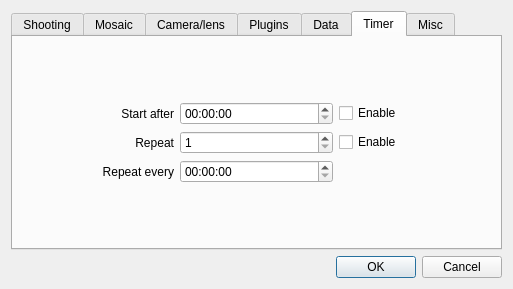
Qt form papywizard/view/ui/configDialog.ui (bingostar89/Papywizard) before a commit.
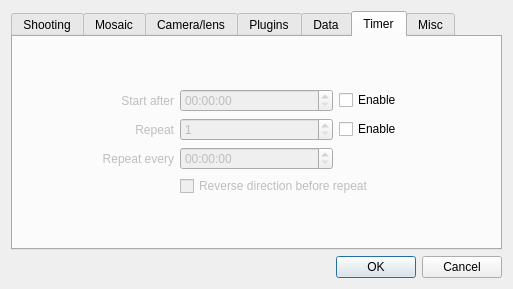
The same form after that commit. The open tabs and pages were chosen to show the change. Icons and pictures are not drawn.

Commit message: Reverse direction support

Patch:
```diff
--- a/papywizard/view/ui/configDialog.ui
+++ b/papywizard/view/ui/configDialog.ui
@@ -775,7 +775,10 @@
        <item>
         <layout class="QGridLayout" name="gridLayout_7">
          <item row="0" column="0">
-          <widget class="QLabel" name="label_24">
+          <widget class="QLabel" name="timerAfterLabel">
+           <property name="enabled">
+            <bool>false</bool>
+           </property>
            <property name="text">
             <string>Start after</string>
            </property>
@@ -795,7 +798,10 @@
           </widget>
          </item>
          <item row="1" column="0">
-          <widget class="QLabel" name="label_25">
+          <widget class="QLabel" name="timerRepeatLabel">
+           <property name="enabled">
+            <bool>false</bool>
+           </property>
            <property name="text">
             <string>Repeat</string>
            </property>
@@ -809,6 +815,9 @@
          </item>
          <item row="1" column="1">
           <widget class="QSpinBox" name="timerRepeatSpinBox">
+           <property name="enabled">
+            <bool>false</bool>
+           </property>
            <property name="suffix">
             <string/>
            </property>
@@ -825,7 +834,10 @@
           </widget>
          </item>
          <item row="2" column="0">
-          <widget class="QLabel" name="label_26">
+          <widget class="QLabel" name="timerEveryLabel">
+           <property name="enabled">
+            <bool>false</bool>
+           </property>
            <property name="text">
             <string>Repeat every</string>
            </property>
@@ -839,6 +851,9 @@
          </item>
          <item row="2" column="1">
           <widget class="QTimeEdit" name="timerEveryTimeEdit">
+           <property name="enabled">
+            <bool>false</bool>
+           </property>
            <property name="dateTime">
             <datetime>
              <hour>0</hour>
@@ -862,6 +877,9 @@
          </item>
          <item row="0" column="1">
           <widget class="QTimeEdit" name="timerAfterTimeEdit">
+           <property name="enabled">
+            <bool>false</bool>
+           </property>
            <property name="currentSection">
             <enum>QDateTimeEdit::SecondSection</enum>
            </property>
@@ -873,6 +891,16 @@
            </property>
           </widget>
          </item>
+         <item row="3" column="1" colspan="2">
+          <widget class="QCheckBox" name="timerReverseDirectionCheckBox">
+           <property name="enabled">
+            <bool>false</bool>
+           </property>
+           <property name="text">
+            <string>Reverse direction before repeat</string>
+           </property>
+          </widget>
+         </item>
         </layout>
        </item>
       </layout>
```
Left out of the diff: 55 changed lines with no effect on the pictures. The commit also changes 10 other files.
